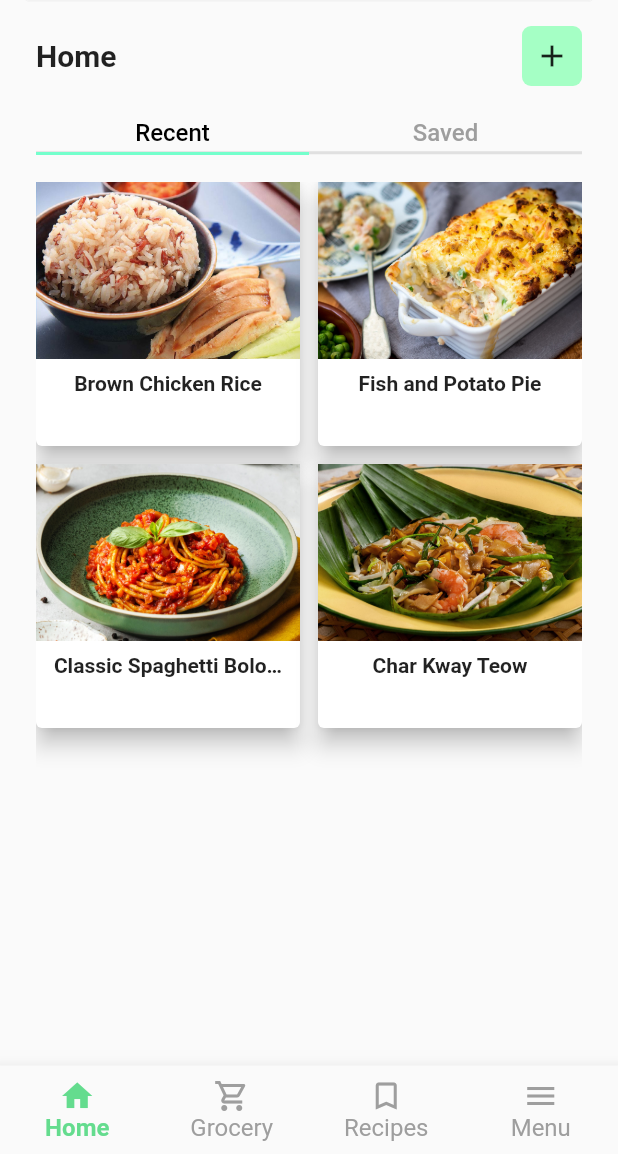
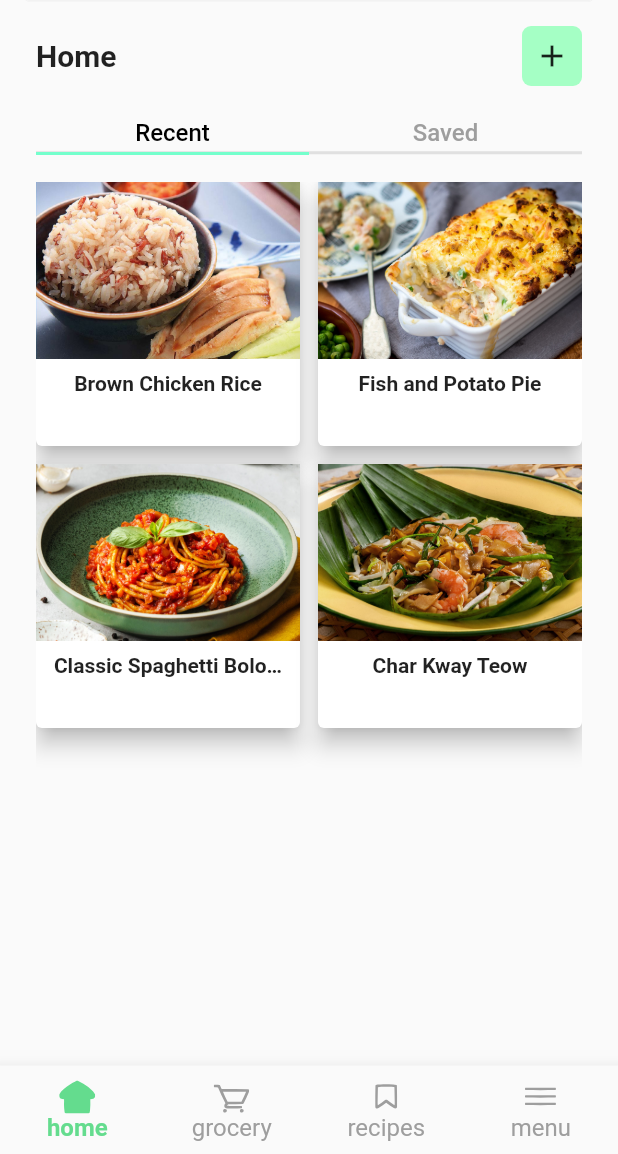
Before and after one commit to Soupfullyy/flutter-goodcook, a Flutter app: the Navigation screen opened directly, on a phone screen of 412 x 824 dp, the part 82-1236 px from its top. Run offline on Flutter 3.47's test engine with Material 2 defaults, Android fonts, the phone set to English and light mode, and no system bars; our stand-ins replace dotted_border, flutter_svg, google_fonts; accounts and stored records are empty.

Commit message:
Update icon names and generate bar items

```diff
--- a/lib/screens/login.dart
+++ b/lib/screens/login.dart
@@ -38,7 +38,6 @@ class _LoginState extends State<Login> {
     if (enableTempLogin) {
       Global.myProfile = Profile('Tiara', 't@g',
       '90000000', '123', 'default');
-      print('yes!!');
     }
     return CustomScaffold(
       title: 'Login',
@@ -66,6 +65,9 @@ class _LoginState extends State<Login> {
                           } else if (index == 0 &&
                               value != Global.myProfile?.email) {
                             return '${_listLabel[index]} does not exist';
+                          } else if (index == 1 &&
+                              value != Global.myProfile?.passWord) {
+                            return '${_listLabel[index]} is incorrect';
                           } else {
                             return null;
                           }
--- a/lib/screens/navigation.dart
+++ b/lib/screens/navigation.dart
@@ -4,6 +4,14 @@ import 'package:flutter_goodcook/screens/home.dart';
 import 'package:flutter_goodcook/screens/grocery.dart';
 import 'package:flutter_goodcook/screens/recipes.dart';
 import 'package:flutter_goodcook/screens/search_recipes.dart';
+import 'package:flutter_svg/flutter_svg.dart';
+
+// class MyTabItem {
+//   String title;
+//   IconData icon;
+
+//   MyTabItem(this.title, this.icon);
+// }
 
 // custom searchdelegate function for own searches
 class CustomSearchDelegate extends SearchDelegate {
@@ -79,7 +87,7 @@ class Navigation extends StatefulWidget {
 
 class _NavigationState extends State<Navigation> {
   int _selectedIndex = 0;
-
+  final List<String> _iconNames = ['home', 'grocery', 'recipes', 'menu'];
   // A list for all the pages that can be selected in navbar
   final List<Widget> _pages = <Widget>[
     const HomePage(),
@@ -92,6 +100,31 @@ class _NavigationState extends State<Navigation> {
     setState(() {
       _selectedIndex = index;
     });
+  }
+
+  List<BottomNavigationBarItem> getBottomTabs(List<String> tabs) {
+    return tabs
+        .map(
+          (item) => BottomNavigationBarItem(
+            icon: SvgPicture.asset(
+              'assets/images/icon_$item.svg',
+              width: 24,
+              height: 24,
+              colorFilter:
+                  ColorFilter.mode(Colors.grey.shade500, BlendMode.srcIn),
+            ),
+            activeIcon: SvgPicture.asset(
+              'assets/images/icon_${item}_active.svg',
+              width: 24,
+              height: 24,
+              colorFilter:
+                  const ColorFilter.mode(Color(0xFF64DC8E), BlendMode.srcIn),
+
+            ),
+            label: item,
+          ),
+        )
+        .toList();
   }
 
   @override
@@ -119,11 +152,12 @@ class _NavigationState extends State<Navigation> {
                       borderSide: BorderSide(color: Colors.grey.shade100)),
                   focusedBorder: OutlineInputBorder(
                       borderSide: BorderSide(color: Colors.grey.shade300)),
-                  suffixIcon:
-                    IconButton(
-                      onPressed: () => Navigator.push(context, MaterialPageRoute(builder: (context) => SearchRecipesPage())),
-                      icon: const Icon(Icons.search)
-                    ),
+                  suffixIcon: IconButton(
+                      onPressed: () => Navigator.push(
+                          context,
+                          MaterialPageRoute(
+                              builder: (context) => SearchRecipesPage())),
+                      icon: const Icon(Icons.search)),
                   suffixIconColor: Colors.grey),
               style: const TextStyle(fontSize: 16),
             ),
@@ -137,7 +171,8 @@ class _NavigationState extends State<Navigation> {
         elevation: 0,
         title: const Text(
           'Grocery',
-          style: TextStyle(fontSize: 22, color: Colors.black, fontWeight: FontWeight.bold),
+          style: TextStyle(
+              fontSize: 22, color: Colors.black, fontWeight: FontWeight.bold),
         ),
       ),
       // for saved recipes
@@ -161,8 +196,8 @@ class _NavigationState extends State<Navigation> {
                       borderSide: BorderSide(color: Colors.grey.shade100)),
                   focusedBorder: OutlineInputBorder(
                       borderSide: BorderSide(color: Colors.grey.shade300)),
-                  suffixIcon:
-                      IconButton(onPressed: () => (), icon: const Icon(Icons.search)),
+                  suffixIcon: IconButton(
+                      onPressed: () => (), icon: const Icon(Icons.search)),
                   suffixIconColor: Colors.grey),
               style: const TextStyle(fontSize: 16),
             ),
@@ -199,44 +234,50 @@ class _NavigationState extends State<Navigation> {
             type: BottomNavigationBarType.fixed,
             onTap: _onItemTapped,
             currentIndex: _selectedIndex,
-          items: [
-            BottomNavigationBarItem(
-                icon: Icon(
-                  Icons.home_outlined,
-                  color: Colors.grey[500],
-                ),
-                activeIcon: const Icon(
-                  Icons.home,
-                ),
-                label: 'Home'),
-            BottomNavigationBarItem(
-                icon: Icon(
-                  Icons.local_grocery_store_outlined,
-                  color: Colors.grey[500],
-                ),
-                activeIcon: const Icon(
-                  Icons.local_grocery_store,
-                ),
-                label: 'Grocery'),
-            BottomNavigationBarItem(
-                icon: Icon(
-                  Icons.bookmark_border_outlined,
-                  color: Colors.grey[500],
-                ),
-                activeIcon: const Icon(
-                  Icons.bookmark,
-                ),
-                label: 'Recipes'),
-            BottomNavigationBarItem(
-                icon: Icon(
-                  Icons.menu_sharp,
-                  // manually set colour, else it wouldn't change
-                  color: _selectedIndex == 3
-                      ? const Color(0xFF64DC8E)
-                      : Colors.grey[500],
-                ),
-                label: 'Menu'),
-          ]),
-    );
+            items: getBottomTabs(_iconNames)
+            // BottomNavigationBarItem(
+            //     icon: Icon(
+            //       Icons.home_outlined,
+            //       color: Colors.grey[500],
+            //     ),
+            //     activeIcon: const Icon(
+            //       Icons.home,
+            //     ),
+            //     label: 'Home'),
+            // BottomNavigationBarItem(
+            //     icon: SvgPicture.asset(
+            //       'assets/images/icon_grocery.svg',
+            //       width: 24,
+            //       height: 24,
+            //       colorFilter:
+            //           ColorFilter.mode(Colors.grey.shade500, BlendMode.srcIn),
+            //     ),
+            //     activeIcon: SvgPicture.asset(
+            //       'assets/images/icon_cart_filled.svg',
+            //       width: 24,
+            //       height: 24,
+            //       colorFilter: const ColorFilter.mode(
+            //           Color(0xFF64DC8E), BlendMode.srcIn),
+            //     ),
+            //     label: 'Grocery'),
+            // BottomNavigationBarItem(
+            //     icon: Icon(
+            //       Icons.bookmark_border_outlined,
+            //       color: Colors.grey[500],
+            //     ),
+            //     activeIcon: const Icon(
+            //       Icons.bookmark,
+            //     ),
+            //     label: 'Recipes'),
+            // BottomNavigationBarItem(
+            //     icon: Icon(
+            //       Icons.menu_sharp,
+            //       // manually set colour, else it wouldn't change
+            //       color: _selectedIndex == 3
+            //           ? const Color(0xFF64DC8E)
+            //           : Colors.grey[500],
+            //     ),
+            //     label: 'Menu'),
+            ));
   }
 }
--- a/pubspec.yaml
+++ b/pubspec.yaml
@@ -12,6 +12,7 @@ dependencies:
   google_fonts: 6.1.0
   dotted_border: ^2.0.6
   url_launcher: ^6.1.14
+  flutter_svg: ^2.0.10
 
 dev_dependencies:
   flutter_test:
```
Also changed, not shown: assets/images/icon_grocery.svg (renamed from assets/images/icon_cart.svg), assets/images/icon_grocery_active.svg (renamed from assets/images/icon_cart_filled.svg), assets/images/icon_home_active.svg (renamed from assets/images/icon_home_filled.svg), assets/images/icon_menu_active.svg (added), assets/images/icon_recipes.svg (renamed from assets/images/icon_save.svg), assets/images/icon_recipes_active.svg (renamed from assets/images/icon_save_filled.svg), pubspec.lock. Lines whose indentation alone changed are shown as unchanged.
